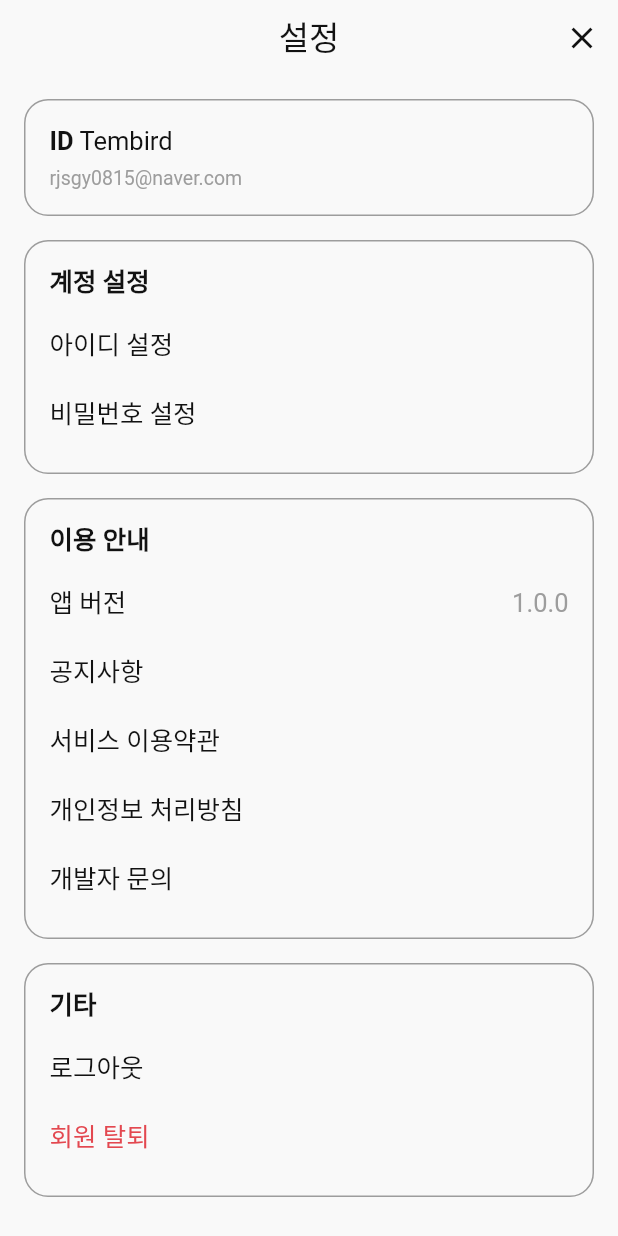
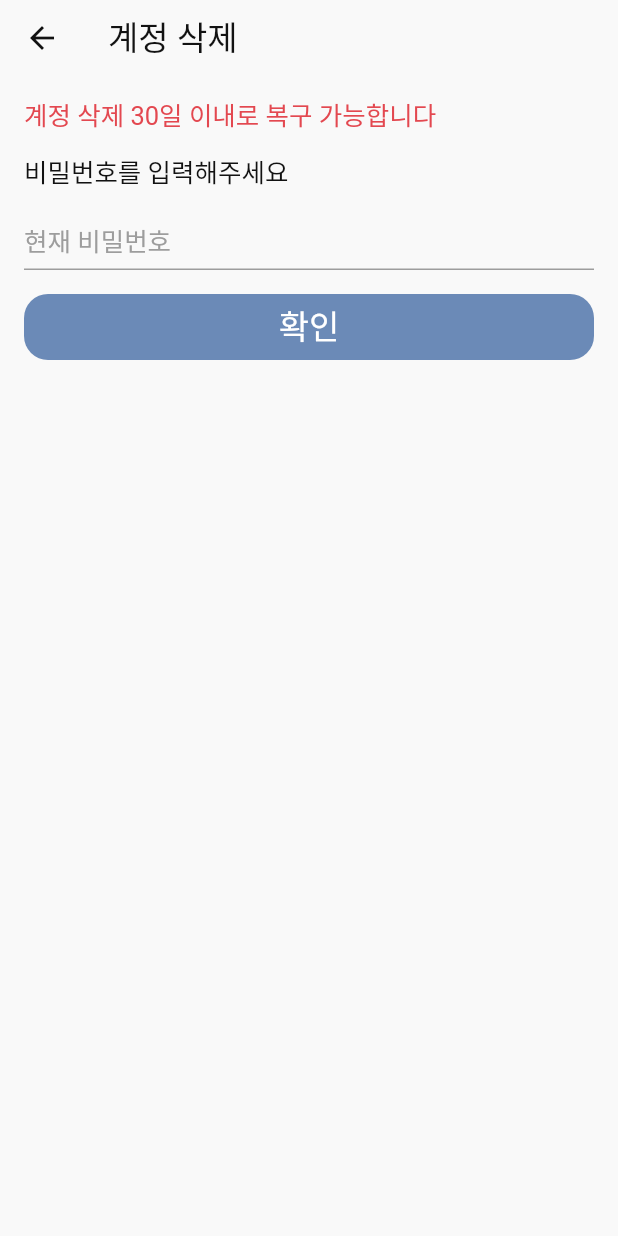
Before and after one commit to Tembird/tembird_app, a Flutter app: the HelpView screen opened by its route, after a tap on "회원 탈퇴", on a phone screen of 412 x 824 dp. Run offline on Flutter 3.47's test engine with Material 2 defaults, Android fonts, the phone set to English and light mode, and no system bars; our stand-ins replace flutter_html, get, hive, hive_flutter; missing offline and left inert: flutter_config; accounts and stored records are empty.

Commit message:
[Feat] Create RemoveAccountView

```diff
--- a/lib/constant/PageNames.dart
+++ b/lib/constant/PageNames.dart
@@ -7,5 +7,6 @@ class PageNames {
   static const HELP = '/help';
   static const UPDATE_ID = '/help/update-id';
   static const UPDATE_PASSWORD = '/help/update-password';
+  static const REMOVE_ACCOUNT = '/help/remove-account';
   static const HTML = '/html';
 }
--- a/lib/view/help/main/controller/HelpController.dart
+++ b/lib/view/help/main/controller/HelpController.dart
@@ -86,6 +86,6 @@ class HelpController extends RootController {
   }
 
   void removeAccount() async {
-    // TODO : Route to RemoveAccountPage
+    Get.toNamed(PageNames.REMOVE_ACCOUNT);
   }
 }
--- /dev/null
+++ b/lib/view/help/removeAccount/RemoveAccountView.dart
@@ -0,0 +1,86 @@
+import 'package:flutter/material.dart';
+import 'package:get/get.dart';
+import 'package:tembird_app/component/InputTextFormField.dart';
+import 'package:tembird_app/constant/StyledFont.dart';
+import 'package:tembird_app/constant/StyledPalette.dart';
+
+import 'controller/RemoveAccountController.dart';
+
+class RemoveAccountView extends GetView<RemoveAccountController> {
+  const RemoveAccountView({Key? key}) : super(key: key);
+
+  @override
+  Widget build(BuildContext context) {
+    return Scaffold(
+      appBar: AppBar(
+        title: const Text('계정 삭제', style: StyledFont.TITLE_2),
+        leading: BackButton(
+          onPressed: controller.back,
+          color: StyledPalette.BLACK,
+        ),
+      ),
+      body: SafeArea(
+        child: SingleChildScrollView(
+          child: Padding(
+            padding: const EdgeInsets.all(16),
+            child: Column(
+              crossAxisAlignment: CrossAxisAlignment.stretch,
+              children: [
+                const Text('계정 삭제 30일 이내로 복구 가능합니다', style: StyledFont.BODY_NEGATIVE,),
+                const SizedBox(height: 16),
+                const Text('비밀번호를 입력해주세요', style: StyledFont.BODY,),
+                const SizedBox(height: 16),
+                Obx(
+                  () => InputTextFormField(
+                    controller: controller.passwordController,
+                    labelText: "현재 비밀번호",
+                    hintText: "현재 비밀번호",
+                    errorText: controller.passwordError.value,
+                    isObscured: controller.isPasswordObscured.isTrue,
+                    onChanged: (value) => controller.passwordValidator(value),
+                    keyboardType: TextInputType.visiblePassword,
+                    suffixWidget: InkWell(
+                      onTap: controller.isPasswordObscured.isTrue ? controller.showPassword : controller.obscurePassword,
+                      child: Text(
+                        controller.isPasswordObscured.isTrue ? "비밀번호 보이기" : "비밀번호 숨기기",
+                        style: StyledFont.CAPTION_1_GRAY,
+                      ),
+                    ),
+                  ),
+                ),
+                const SizedBox(height: 16),
+                const SubmitButton()
+              ],
+            ),
+          ),
+        ),
+      ),
+    );
+  }
+}
+
+class SubmitButton extends GetView<RemoveAccountController> {
+  const SubmitButton({Key? key}) : super(key: key);
+
+  @override
+  Widget build(BuildContext context) {
+    return InkWell(
+      onTap: controller.removeAccount,
+      radius: 16,
+      child: Container(
+        decoration: BoxDecoration(
+          borderRadius: BorderRadius.circular(16),
+          color: StyledPalette.PRIMARY_BLUE,
+        ),
+        padding: const EdgeInsets.symmetric(vertical: 8),
+        width: double.infinity,
+        child: const Center(
+          child: Text(
+            '확인',
+            style: StyledFont.TITLE_2_WHITE,
+          ),
+        ),
+      ),
+    );
+  }
+}
--- /dev/null
+++ b/lib/view/help/removeAccount/binding/RemoveAccountBinding.dart
@@ -0,0 +1,10 @@
+import 'package:get/get.dart';
+import '../controller/RemoveAccountController.dart';
+
+class RemoveAccountBinding implements Bindings {
+  @override
+  void dependencies() {
+    // TODO: implement dependencies
+    Get.put(RemoveAccountController());
+  }
+}
```
Also changed, not shown: lib/main.dart (+7 -0 lines), lib/repository/AuthRepository.dart (+9 -0 lines), lib/view/help/removeAccount/controller/RemoveAccountController.dart (added, +73 -0 lines).
